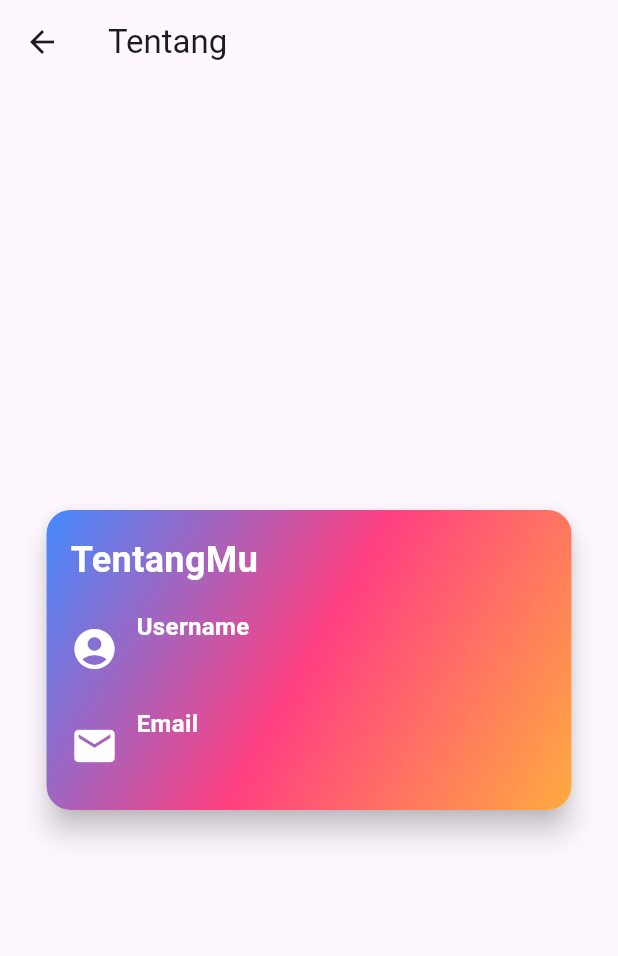
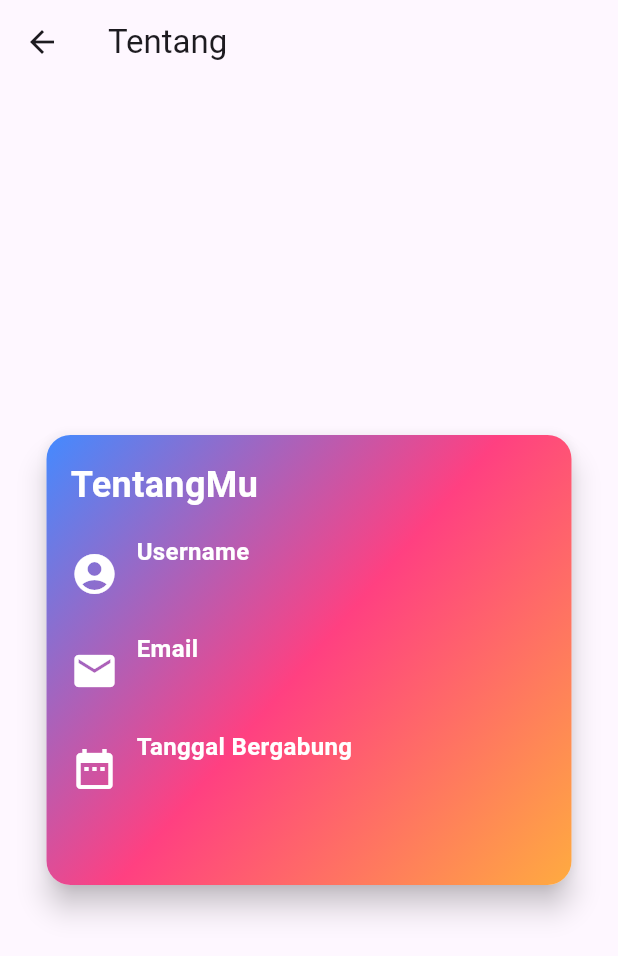
Before and after one commit to ricco-arisdy/ujidatapanen, a Flutter app: the TentangView screen opened directly, on a phone screen of 412 x 824 dp. Shown: the top 956 px of the screen. Run offline on Flutter 3.47's test engine with Material 3 defaults, Android fonts, the phone set to English and light mode, and no system bars; our stand-ins replace flutter_svg, shared_preferences; accounts and stored records are empty.

Commit message:
menambahkan tanggalbergabung

```diff
--- a/lib/screen/tentang_screen.dart
+++ b/lib/screen/tentang_screen.dart
@@ -9,6 +9,7 @@ class TentangView extends StatefulWidget {
 class _TentangViewState extends State<TentangView> {
   String _username = '';
   String _email = '';
+  String _tanggalBergabung = '';
 
   @override
   void initState() {
@@ -21,6 +22,7 @@ class _TentangViewState extends State<TentangView> {
     setState(() {
       _username = prefs.getString('username') ?? '';
       _email = prefs.getString('email') ?? '';
+      _tanggalBergabung = prefs.getString('tanggalBergabung') ?? '';
     });
   }
 
@@ -43,7 +45,7 @@ class _TentangViewState extends State<TentangView> {
             borderRadius: BorderRadius.circular(16.0),
           ),
           child: Container(
-            height: 200,
+            height: 300,
             width: 350,
             decoration: BoxDecoration(
               gradient: LinearGradient(
@@ -74,6 +76,9 @@ class _TentangViewState extends State<TentangView> {
                   buildInfoRow(Icons.account_circle, 'Username', _username),
                   SizedBox(height: 12),
                   buildInfoRow(Icons.email, 'Email', _email),
+                  SizedBox(height: 12),
+                  buildInfoRow(
+                      Icons.date_range, 'Tanggal Bergabung', _tanggalBergabung),
                 ],
               ),
             ),
--- a/lib/service/login_service.dart
+++ b/lib/service/login_service.dart
@@ -16,8 +16,11 @@ class LoginService {
       if (jsonResponse['status'] == 'success') {
         SharedPreferences prefs = await SharedPreferences.getInstance();
         String? username = jsonResponse['username'];
+        String? tanggalBergabung = jsonResponse['tanggalBergabung'];
         print('Username from response: $username');
+        print('tanggalBergabung from response: $tanggalBergabung');
         prefs.setString('username', username ?? '');
+        prefs.setString('tanggalBergabung', tanggalBergabung ?? '');
         prefs.setString('email', email);
 
         print('Data login berhasil disimpan ke dalam SharedPreferences');
```
